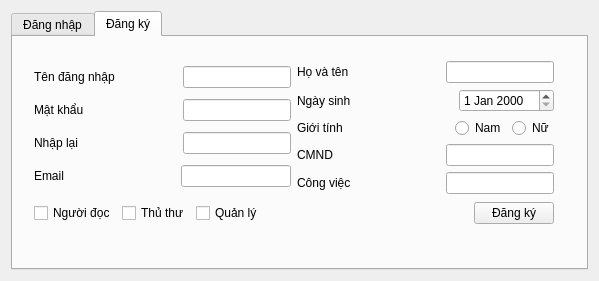
Old version of the form introform.ui in the repository fantasyinferno/libpro.
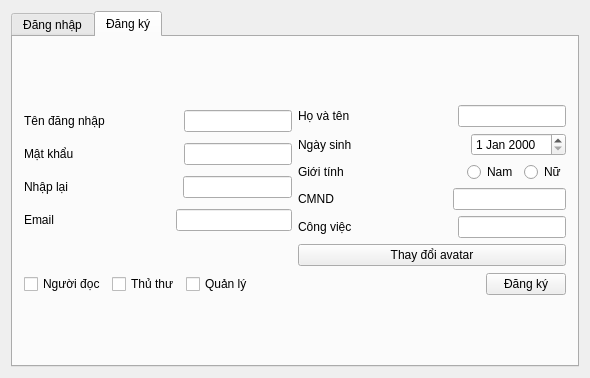
New version of the form. The open tabs and pages were chosen to show the change.

Commit message: You can now select avatars within the registration process. BookDelegate updated. Removed some signals.

```diff
--- a/introform.ui
+++ b/introform.ui
@@ -6,14 +6,14 @@
    <rect>
     <x>0</x>
     <y>0</y>
-    <width>599</width>
-    <height>281</height>
+    <width>590</width>
+    <height>378</height>
    </rect>
   </property>
   <property name="windowTitle">
    <string>IntroForm</string>
   </property>
-  <layout class="QVBoxLayout" name="verticalLayout_5">
+  <layout class="QVBoxLayout" name="verticalLayout_6">
    <item>
     <widget class="QTabWidget" name="tabWidget">
      <property name="currentIndex">
@@ -82,16 +82,9 @@
       <attribute name="title">
        <string>Đăng ký</string>
       </attribute>
-      <widget class="QWidget" name="">
-       <property name="geometry">
-        <rect>
-         <x>10</x>
-         <y>12</y>
-         <width>542</width>
-         <height>189</height>
-        </rect>
-       </property>
-       <layout class="QVBoxLayout" name="verticalLayout_6">
+      <layout class="QVBoxLayout" name="verticalLayout_7">
+       <item>
+        <layout class="QVBoxLayout" name="verticalLayout_5">
         <item>
          <layout class="QHBoxLayout" name="horizontalLayout_19">
           <item>
@@ -373,6 +366,24 @@
         <item>
          <layout class="QHBoxLayout" name="horizontalLayout_11">
           <item>
+            <widget class="QLabel" name="avatar">
+             <property name="text">
+              <string/>
+             </property>
+            </widget>
+           </item>
+           <item>
+            <widget class="QPushButton" name="avatarButton">
+             <property name="text">
+              <string>Thay đổi avatar</string>
+             </property>
+            </widget>
+           </item>
+          </layout>
+         </item>
+         <item>
+          <layout class="QHBoxLayout" name="horizontalLayout_12">
+           <item>
            <widget class="QCheckBox" name="dk_vt_reader">
             <property name="text">
              <string>Người đọc</string>
@@ -416,7 +427,8 @@
          </layout>
         </item>
        </layout>
-      </widget>
+       </item>
+      </layout>
      </widget>
     </widget>
    </item>
```
Left out of the diff: 2 changed lines with no effect on the pictures. Lines whose indentation alone changed are shown as unchanged. The commit also changes 13 other files.
